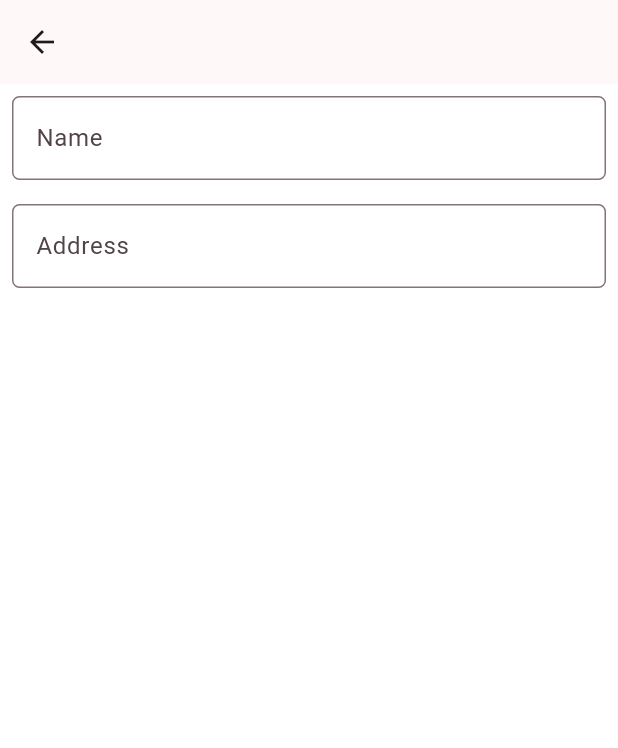
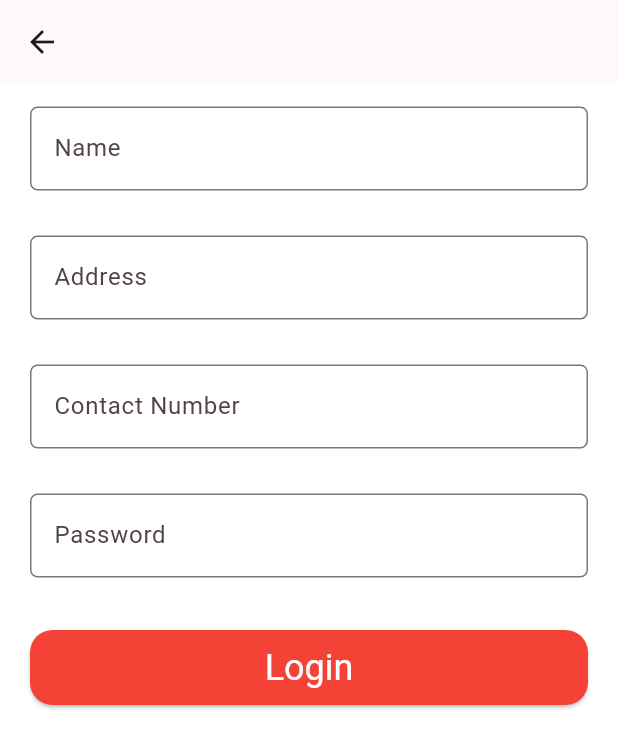
Before and after one commit to sijalneupane/flutter_app_1, a Flutter app: the screen it shows after launch, on a phone screen of 412 x 824 dp. Shown: the top 748 px of the screen. Run offline on Flutter 3.47's test engine with Material 3 defaults, Android fonts, the phone set to English and light mode, and no system bars; our stand-ins replace carousel_slider, font_awesome_flutter, google_fonts, readmore.

Commit message:
Custom text and elevated button added

```diff
--- /dev/null
+++ b/lib/custom_elevatedbutton.dart
@@ -0,0 +1,25 @@
+import 'package:flutter/material.dart';
+
+class CustomElevatedbutton extends StatelessWidget {
+  Function()? onPressed;
+  Widget? child;
+  ButtonStyle? style;
+  // double? height;
+  CustomElevatedbutton({super.key,this.onPressed,this.child,this.style});
+
+  @override
+  Widget build(BuildContext context) {
+    return Padding(
+      padding: const EdgeInsets.all(20.0),
+      child: SizedBox(
+        height:50,
+        width: MediaQuery.of(context).size.width,
+        child: ElevatedButton(onPressed:onPressed, child:child,style: ElevatedButton.styleFrom(
+          foregroundColor: Colors.white,
+          backgroundColor: Colors.red,
+          textStyle: TextStyle(fontSize: 24),
+          shape: RoundedRectangleBorder(borderRadius: BorderRadius.circular(15))
+        ),)),
+    );
+  }
+}
--- /dev/null
+++ b/lib/custom_text.dart
@@ -0,0 +1,13 @@
+import 'package:flutter/material.dart';
+
+class CustomText extends StatelessWidget {
+  String? data;
+  TextStyle? style;
+  CustomText({super.key,this.data,this.style});
+
+
+  @override
+  Widget build(BuildContext context) {
+    return Text(data!,style:style,);
+  }
+}
--- a/lib/custom_textformfield.dart
+++ b/lib/custom_textformfield.dart
@@ -4,21 +4,21 @@ class CustomTextformfield extends StatelessWidget {
   String? labelText;
   Function(String)? onChanged;
   AutovalidateMode? autovalidateMode;
-  CustomTextformfield({super.key,this.labelText,this.onChanged});
+  String? Function(String?)? validator;
+  CustomTextformfield(
+      {super.key, this.labelText, this.onChanged, this.validator});
 
   @override
   Widget build(BuildContext context) {
     return Padding(
-      padding: const EdgeInsets.all(8.0),
+      padding: const EdgeInsets.symmetric(horizontal: 20.0, vertical: 15),
       child: TextFormField(
         onChanged: onChanged,
+        validator: validator,
         autovalidateMode: AutovalidateMode.onUserInteraction,
         decoration: InputDecoration(
-          labelText: labelText,
-          border: OutlineInputBorder(
-            borderRadius: BorderRadius.circular(5)
-          )
-        ),
+            labelText: labelText,
+            border: OutlineInputBorder(borderRadius: BorderRadius.circular(5))),
       ),
     );
   }
--- a/lib/login2.dart
+++ b/lib/login2.dart
@@ -1,8 +1,13 @@
 import 'package:flutter/material.dart';
+import 'package:flutter_app_1/custom_elevatedbutton.dart';
+import 'package:flutter_app_1/custom_text.dart';
 import 'package:flutter_app_1/custom_textformfield.dart';
 
 class Login2 extends StatelessWidget {
   Login2({super.key});
+  String? name,address,password;
+  String? contactNumber;
+  final _formKey = GlobalKey<FormState>();
 
   @override
   Widget build(BuildContext context) {
@@ -12,14 +17,59 @@ class Login2 extends StatelessWidget {
       ),
       body: SingleChildScrollView(
         child: Form(
+          key: _formKey,
           child: Column(
             children: [
-              CustomTextformfield(labelText: "Name",onChanged: (p0) {
-
-              },),
-              CustomTextformfield(labelText: "Address",onChanged: (p0) {
-
-              },)
+              CustomTextformfield(
+                labelText: "Name",
+                onChanged: (p0) {
+                  name=p0;
+                },
+                validator: (p0) {
+                  if(p0!.isEmpty){
+                    return "Please enter name";
+                  } return null;
+                },
+              ),
+              CustomTextformfield(
+                labelText: "Address",
+                onChanged: (p0) {
+                  address:p0;
+                },
+                validator: (p0) {
+                  if (p0!.isEmpty) {
+                    return "Please enter address";
+                  } return null;
+                },
+              ),
+              CustomTextformfield(
+                labelText: "Contact Number",
+                onChanged: (p0) {
+                  contactNumber=p0;
+                },
+                validator: (p0) {
+                  if(p0!.isEmpty){
+                    return "Please enter contact number";
+                  } return null;
+                },
+              ),
+              CustomTextformfield(
+                labelText: "Password",
+                onChanged: (p0) {
+                  password=p0;
+                },
+                validator: (p0) {
+                  if (p0!.isEmpty) {
+                    return "Please enter password";
+                  } return null;
+                },
+              ),
+              CustomElevatedbutton(child: CustomText(data: "Login",),
+                onPressed: () {
+                  if(_formKey.currentState!.validate()){
+                  }
+                },
+              )
             ],
           ),
         ),
```
